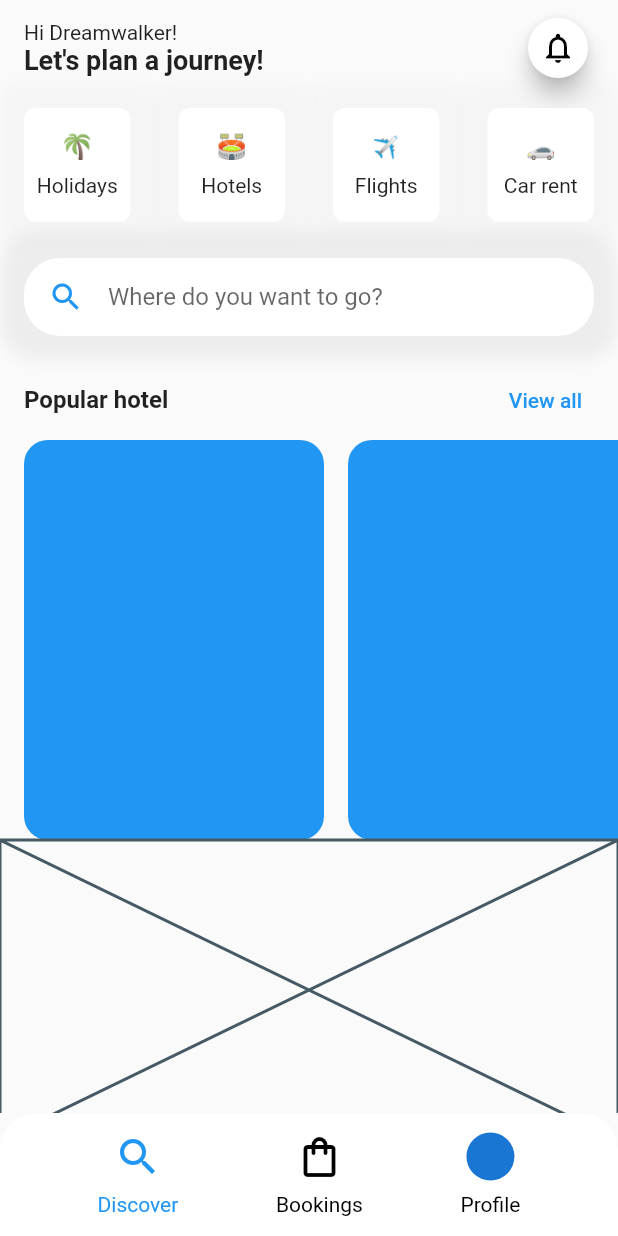
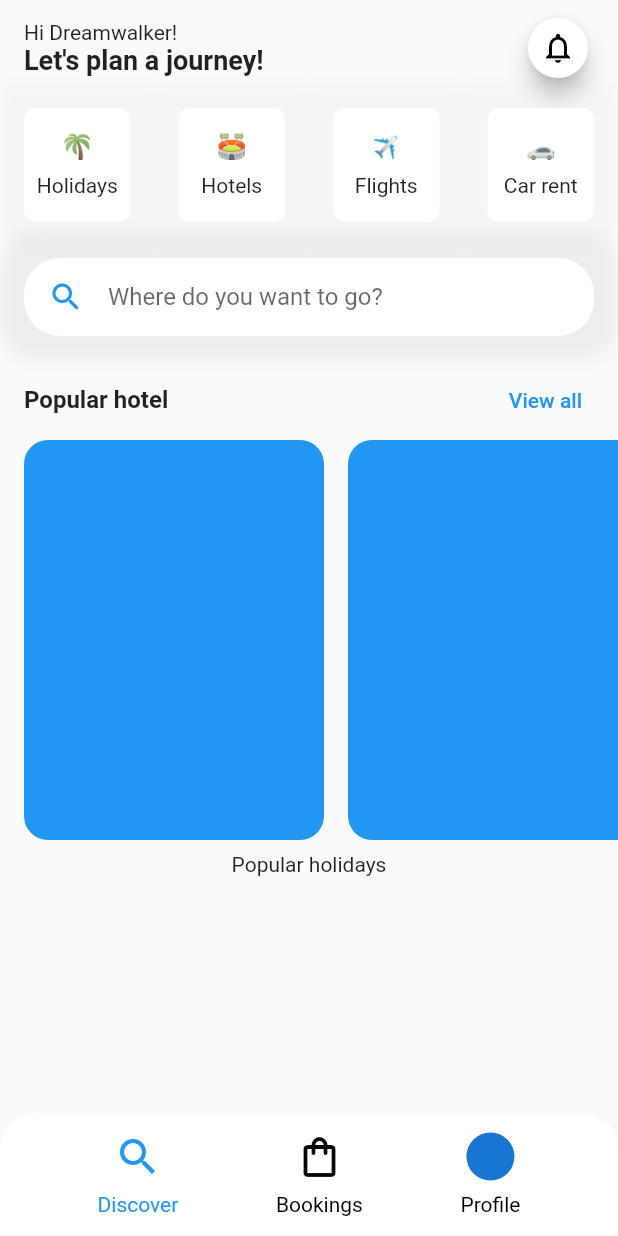
Before and after one commit to JAICHANGPARK/flutter_notebook_12th_story, a Flutter app: the TravelHomePage screen opened directly, on a phone screen of 412 x 824 dp. Run offline on Flutter 3.47's test engine with Material 2 defaults, Android fonts, the phone set to English and light mode, and no system bars; our stand-ins replace badges, bubble_tab_indicator, fl_chart, get, google_fonts, line_icons and 2 more; missing offline and left inert: bezier_chart, chart_sparkline, kenburns, xlive_switch; network calls fail.

Commit message:
Update travel_home_page.dart

```diff
--- a/lib/ep796_travel_app/ui/travel_home_page.dart
+++ b/lib/ep796_travel_app/ui/travel_home_page.dart
@@ -242,9 +242,15 @@ class _TravelHomePageState extends State<TravelHomePage> {
                   ],
                 ),
               ),
+              SizedBox(height: 8,),
               SizedBox(
                 height: 200,
-                child: Placeholder(),
+                child: Column(
+                  children: [
+                    Text("Popular holidays"),
+
+                  ],
+                ),
               ),
             ],
           ),
```
